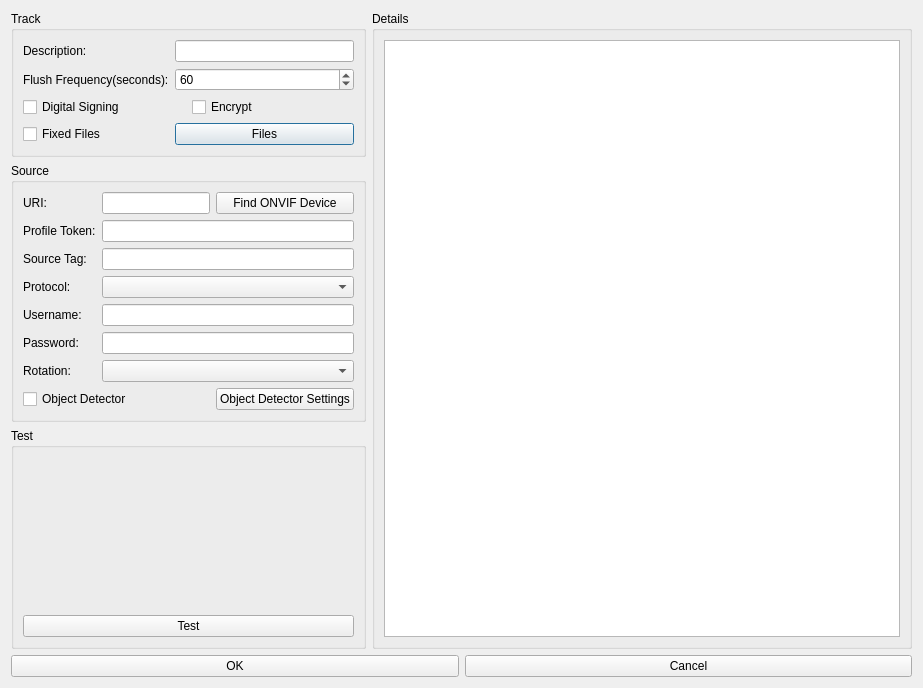
The window that libmonocleclient/managetrackwindow.ui (lineCode/Client-2) describes before a commit, drawn with Qt 5.
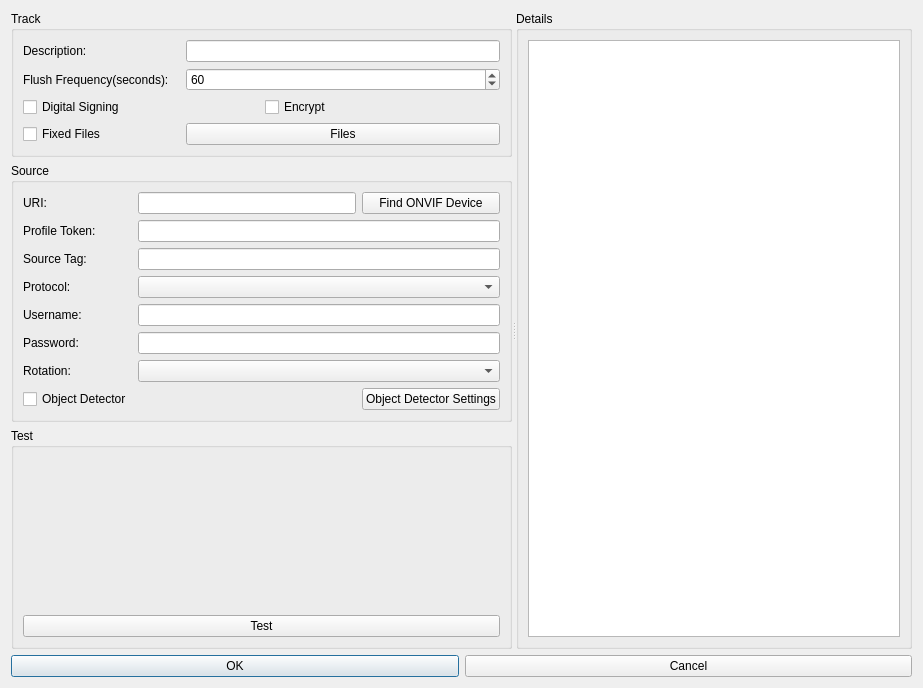
The same window after the commit.

Diff of the .ui file:
```diff
--- a/libmonocleclient/managetrackwindow.ui
+++ b/libmonocleclient/managetrackwindow.ui
@@ -13,12 +13,31 @@
   <property name="windowTitle">
    <string>Add Track</string>
   </property>
-  <layout class="QGridLayout" name="gridLayout_12">
-   <item row="0" column="0">
-    <layout class="QHBoxLayout" name="horizontalLayout">
-     <item>
       <layout class="QGridLayout" name="gridLayout_2">
        <item row="0" column="0">
+    <layout class="QGridLayout" name="gridLayout_9">
+     <item row="1" column="0">
+      <widget class="QPushButton" name="buttonok">
+       <property name="text">
+        <string>OK</string>
+       </property>
+      </widget>
+     </item>
+     <item row="1" column="1">
+      <widget class="QPushButton" name="buttoncancel">
+       <property name="text">
+        <string>Cancel</string>
+       </property>
+      </widget>
+     </item>
+     <item row="0" column="0" colspan="2">
+      <widget class="QSplitter" name="splitter">
+       <property name="orientation">
+        <enum>Qt::Horizontal</enum>
+       </property>
+       <widget class="QWidget" name="verticalLayoutWidget">
+        <layout class="QVBoxLayout" name="verticalLayout">
+         <item>
         <widget class="QGroupBox" name="groupBox">
          <property name="sizePolicy">
           <sizepolicy hsizetype="Preferred" vsizetype="Fixed">
@@ -99,7 +118,7 @@
          </layout>
         </widget>
        </item>
-       <item row="1" column="0">
+         <item>
         <widget class="QGroupBox" name="groupBox_2">
          <property name="sizePolicy">
           <sizepolicy hsizetype="Preferred" vsizetype="Fixed">
@@ -217,7 +236,7 @@
          </layout>
         </widget>
        </item>
-       <item row="2" column="0">
+         <item>
         <widget class="QGroupBox" name="groupBox_3">
          <property name="title">
           <string>Test</string>
@@ -248,10 +267,10 @@
         </widget>
        </item>
       </layout>
-     </item>
-     <item>
+       </widget>
+       <widget class="QWidget" name="gridLayoutWidget">
       <layout class="QGridLayout" name="gridLayout">
-       <item row="0" column="0">
+         <item row="1" column="0">
         <widget class="QGroupBox" name="groupBox_4">
          <property name="title">
           <string>Details</string>
@@ -277,23 +296,7 @@
         </widget>
        </item>
       </layout>
-     </item>
-    </layout>
-   </item>
-   <item row="1" column="0">
-    <layout class="QGridLayout" name="gridLayout_9">
-     <item row="0" column="0">
-      <widget class="QPushButton" name="buttonok">
-       <property name="text">
-        <string>OK</string>
-       </property>
-      </widget>
-     </item>
-     <item row="0" column="1">
-      <widget class="QPushButton" name="buttoncancel">
-       <property name="text">
-        <string>Cancel</string>
-       </property>
+       </widget>
       </widget>
      </item>
     </layout>
```
Lines whose indentation alone changed are shown as unchanged.
